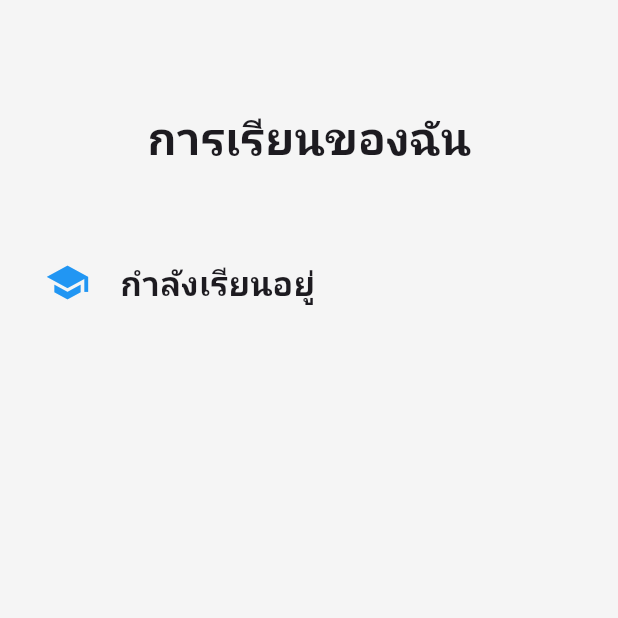
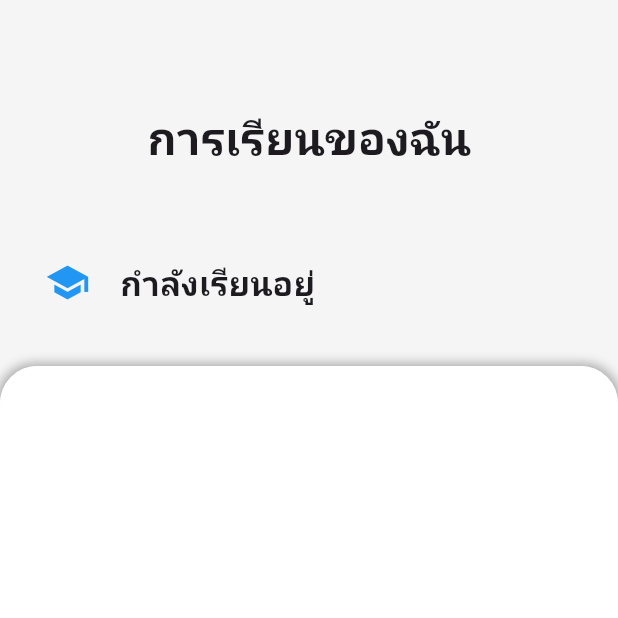
Before and after one commit to justnt47/Study_mobile_application, a Flutter app: the lesson screen opened directly, on a phone screen of 412 x 824 dp, the top half of it. Run offline on Flutter 3.47's test engine with Material 3 defaults, Android fonts, the phone set to English and light mode, and no system bars; our stand-ins replace cloud_firestore, firebase_auth, firebase_core, get, google_fonts, google_sign_in and 1 more; missing offline and left inert: flutter_image_slider; accounts and stored records are empty.

Commit message:
ีupdate lesson

```diff
--- a/lib/home.dart
+++ b/lib/home.dart
@@ -130,7 +130,7 @@ class _homeState extends State<home> {
                       color: Color.fromARGB(255, 173, 173, 173),
                       offset: const Offset(
                         0.0,
-                        0.0,
+                        0.0
                       ),
                       blurRadius: 5.0,
                       spreadRadius: 2.0,
--- a/lib/lessonPage.dart
+++ b/lib/lessonPage.dart
@@ -1,3 +1,4 @@
+import 'package:cloud_firestore/cloud_firestore.dart';
 import 'package:flutter/material.dart';
 import 'package:test_any_code/loginPage.dart';
 import 'package:test_any_code/main.dart';
@@ -42,6 +43,36 @@ class _lessonState extends State<lesson> {
                   ),
                 ],
               ),
+              SizedBox(height: 40),
+              Column(
+                children: [
+                  Container(
+                    height: 800,
+                    decoration: BoxDecoration(
+                      shape: BoxShape.rectangle,
+                      color: Colors.white,
+                      borderRadius: BorderRadius.only(
+                        topLeft: Radius.circular(25),
+                        topRight: Radius.circular(25)
+                      ),
+                      boxShadow: [
+                        BoxShadow(
+                          color: Color.fromARGB(255, 173, 173, 173),
+                          offset: const Offset(0, 0),
+                          blurRadius: 5,
+                          spreadRadius: 2,
+                        ),
+                        BoxShadow(
+                          color: Colors.white,
+                          offset: const Offset(0, 0),
+                          blurRadius: 0,
+                          spreadRadius: 0,
+                        ),
+                      ],
+                    ),
+                  ),
+                ],
+              ),
             ],
           ),
         ),
```
